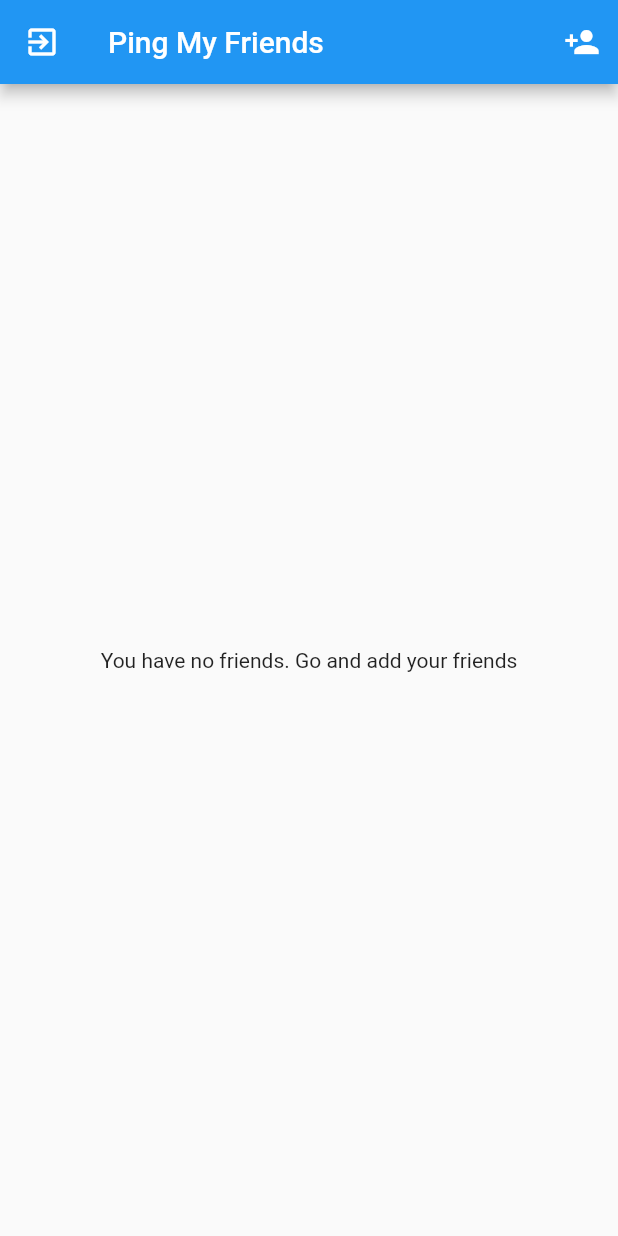
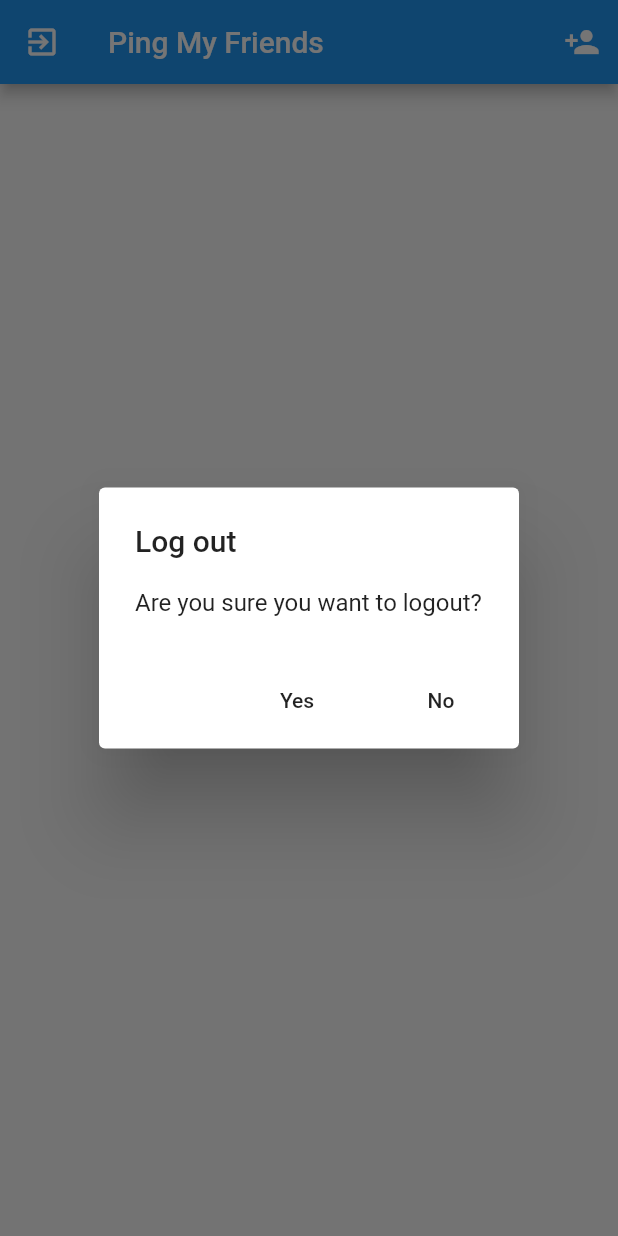
Before and after one commit to DatChoob/PingMyBae, a Flutter app: the HomePage screen opened directly with empty values, after a tap on the "exit to app" icon, on a phone screen of 412 x 824 dp. Run offline on Flutter 3.47's test engine with Material 2 defaults, Android fonts, the phone set to English and light mode, and no system bars; our stand-ins replace cloud_firestore, firebase_auth, firebase_messaging, flutter_slidable, font_awesome_flutter, google_sign_in and 1 more; missing offline and left inert: fcm_push; accounts and stored records are empty.

Commit message:
Fixing Logout. Also asking user to confirm logout

```diff
--- a/lib/home_page.dart
+++ b/lib/home_page.dart
@@ -53,7 +53,7 @@ class _HomePageState extends State<HomePage> {
       appBar: AppBar(
         leading: IconButton(
           icon: Icon(Icons.exit_to_app),
-          onPressed: authService.signOut,
+          onPressed: _confirmLogoutDialog,
         ),
         title: Text('Ping My Friends'),
         actions: <Widget>[
@@ -157,4 +157,28 @@ class _HomePageState extends State<HomePage> {
       }).toList());
     }
   }
+
+  void _confirmLogoutDialog() async {
+    bool logout = await showDialog(
+      context: context,
+      builder: (BuildContext context) {
+        return AlertDialog(
+          title: Text("Log out"),
+          content: Text("Are you sure you want to logout?"),
+          actions: <Widget>[
+            FlatButton(
+                child: Text("Yes"),
+                onPressed: () => Navigator.of(context).pop(true)),
+            FlatButton(
+              child: Text("No"),
+              onPressed: () => Navigator.of(context).pop(false),
+            )
+          ],
+        );
+      },
+    );
+    if (logout == true) {
+      authService.signOut();
+    }
+  }
 }
--- a/lib/main.dart
+++ b/lib/main.dart
@@ -57,7 +57,7 @@ class _RootPageState extends State<RootPage> {
             .listen((relationsMap) =>
                 setState(() => currentUser.currentRelations = relationsMap));
       } else {
-        authStatus = AuthStatus.NOT_LOGGED_IN;
+        setState(() => authStatus = AuthStatus.NOT_LOGGED_IN);
       }
     });
   }
```
